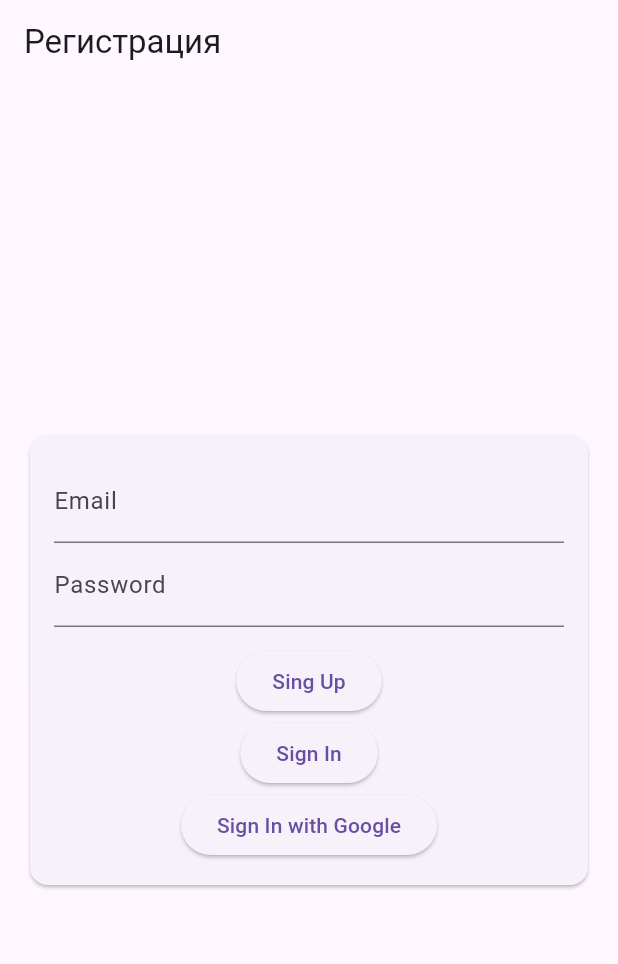
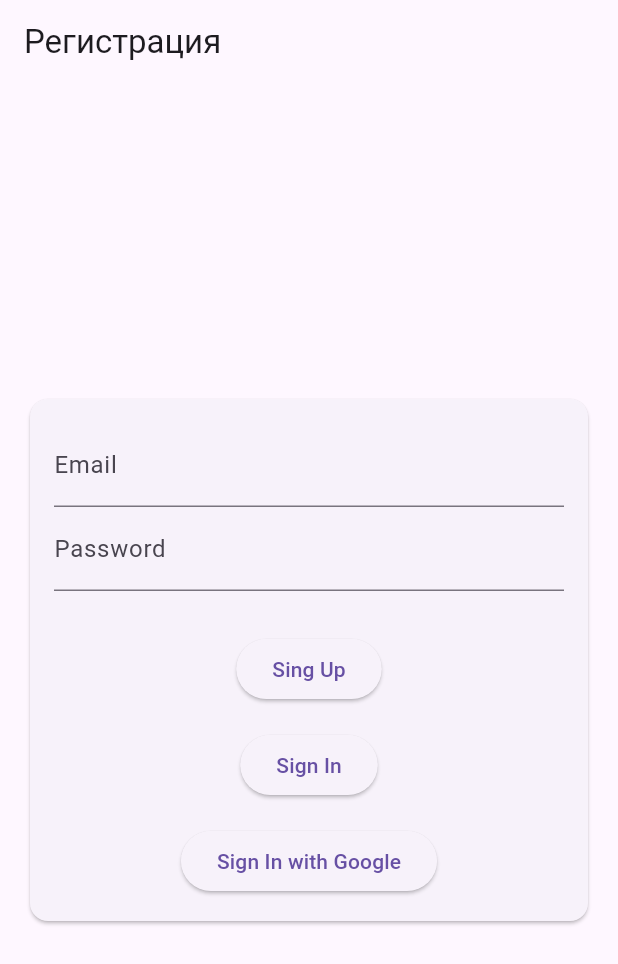
Before and after one commit to Lenina80/ai_assistant, a Flutter app: the screen it shows after launch, on a phone screen of 412 x 824 dp. Shown: the top 964 px of the screen. Run offline on Flutter 3.47's test engine with Material 3 defaults, Android fonts, the phone set to English and light mode, and no system bars; our stand-ins replace firebase_auth, firebase_core; accounts and stored records are empty.

Commit message:
llm-43: fix button paddings

```diff
--- a/lib/register_screen.dart
+++ b/lib/register_screen.dart
@@ -57,7 +57,9 @@ class _RegisterScreenState extends State<RegisterScreen> {
                       },
                     ),
                     SizedBox(height: 12),
-                    ElevatedButton(
+                    Padding(
+                      padding: const EdgeInsets.only(top: 16.0),
+                      child: ElevatedButton(
                         onPressed: () async {
                           FocusScope.of(context).unfocus();
                           _formKey.currentState!.save();
@@ -77,7 +79,10 @@ class _RegisterScreenState extends State<RegisterScreen> {
                         },
                         child: Text('Sing Up'),
                       ),
-                    ElevatedButton(
+                    ),
+                    Padding(
+                        padding: const EdgeInsets.only(top: 16.0),
+                        child: ElevatedButton(
                           onPressed: () async {
                             FocusScope.of(context).unfocus();
                             _formKey.currentState!.save();
@@ -97,7 +102,10 @@ class _RegisterScreenState extends State<RegisterScreen> {
                           },
                           child: Text('Sign In'),
                         ),
-                    ElevatedButton(
+                    ),
+                    Padding(
+                        padding: const EdgeInsets.only(top: 16.0),
+                        child: ElevatedButton(
                           onPressed: () async {
                             final credential = await signInWithGoogle();
                             if (credential != null) {
@@ -120,6 +128,7 @@ class _RegisterScreenState extends State<RegisterScreen> {
                           },
                           child: Text("Sign In with Google"),
                         ),
+                    ),
                   ],
                 ),
               ),
```
Lines whose indentation alone changed are shown as unchanged.
